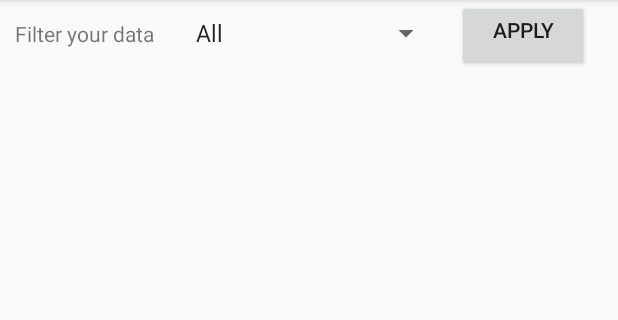
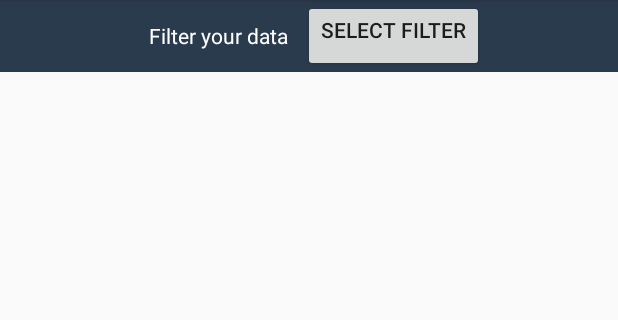
Before and after one commit to Raafay76642/CareerBook, an Android app: the Aggregate screen opened directly, with no data from a screen before it, on a phone screen of 412 x 824 dp, the part 84-404 px from its top. Run offline under Robolectric (Android 15) with nearby library versions, the phone set to English and light mode, and no system bars; our stand-ins replace Firebase (no records; nobody signed in at launch, a user with empty details on screens opened directly); libraries missing offline, so code that uses them is left out: android.support.constraint.

Commit message:
dialouge box

```diff
--- a/app/src/main/java/com/example/aser/careerbook/Aggregate.java
+++ b/app/src/main/java/com/example/aser/careerbook/Aggregate.java
@@ -14,7 +14,8 @@ import android.widget.Spinner;
 import android.widget.Switch;
 import android.widget.TextView;
 import android.widget.Toast;
-
+import android.app.Dialog;
+import android.content.Context;
 import com.google.firebase.auth.FirebaseAuth;
 import com.google.firebase.database.DataSnapshot;
 import com.google.firebase.database.DatabaseError;
@@ -34,8 +35,9 @@ import java.util.List;
      List <Aggri_Model> aggri_model_list;
      FirebaseAuth firebaseAuth;
      String key;
-     Button bapply;
-     Spinner filter;
+     Button bapply,filterbtn;
+     String filterCategory,filterValue;
+     Spinner filter,value;
      Query query1;
    double user_agg;
    String Selected;
@@ -50,18 +52,38 @@ import java.util.List;
         databaseReference = FirebaseDatabase.getInstance().getReference();
         recyclerView = findViewById(R.id.aggriRecycler);
         aggri_model_list = new ArrayList<>();
-        bapply=(Button)findViewById(R.id.apply);
-        filter=(Spinner)findViewById(R.id.sfilter);
+        filterbtn = findViewById(R.id.opendialouge);
         test1=findViewById(R.id.testview);
         aggri_adapter = new Aggri_Adapter(this,aggri_model_list);
         recyclerView.setAdapter(aggri_adapter);
         recyclerView.setHasFixedSize(true);
         recyclerView.setLayoutManager(new LinearLayoutManager(this));
 
+        filterbtn.setOnClickListener(new View.OnClickListener() {
+            @Override
+            public void onClick(View view) {
+                final Dialog dialog = new Dialog(Aggregate.this);
+                dialog.setContentView(R.layout.filterdialouge);
+                Button dialogButton = (Button) dialog.findViewById(R.id.applydioloudefilter);
+                dialogButton.setOnClickListener(new View.OnClickListener() {
+                    @Override
+                    public void onClick(View view) {
+                       // filter=(Spinner)dialog.findViewById(R.id.spinnerFilter);
+                        filter =  (Spinner)dialog.findViewById(R.id.spinnerValue);
+                     //   filterCategory = filter.getSelectedItem().toString();
+                        filterValue = filter.getSelectedItem().toString();
+                        test();
+                        dialog.dismiss();
+                    }
+                });
+                dialog.show();
+            }
+        });
+
     }
 
 
-     public void test(View view){
+     public void test(){
         key=firebaseAuth.getInstance().getCurrentUser().getUid();
         databaseReference = FirebaseDatabase.getInstance().getReference("Profile").child(key).child("uetAgrigate");
          databaseReference.addListenerForSingleValueEvent(new ValueEventListener() {
@@ -80,6 +102,7 @@ import java.util.List;
 
              }
          });
+
          switch (filter.getSelectedItem().toString()){
              case ("Previous Merit"):
              {
@@ -94,7 +117,7 @@ import java.util.List;
              }
              default:
              {
-                 query1=FirebaseDatabase.getInstance().getReference("universities").child(Selected).orderByChild("expectedMerit");
+                 query1=FirebaseDatabase.getInstance().getReference("universities").child(Selected).orderByChild("previousMerit");
                  break;
              }
          }
@@ -147,4 +170,9 @@ import java.util.List;
 //    });
 //
 //}
+     public void setfilterValue()
+     {
+
+     }
+
 }
--- a/app/src/main/res/layout/activity_aggregate.xml
+++ b/app/src/main/res/layout/activity_aggregate.xml
@@ -9,30 +9,27 @@
    <LinearLayout
        android:layout_width="match_parent"
        android:layout_height="wrap_content"
-       android:orientation="horizontal">
+       android:orientation="horizontal"
+       android:gravity="center"
+       android:background="@color/colorPrimary">
       <TextView
+          android:textColor="#fff"
           android:id="@+id/testview"
           android:layout_width="wrap_content"
           android:layout_height="wrap_content"
           android:text="Filter your data"
           android:layout_margin="10dp"/>
 
-      <Spinner
+      <Button
+          android:id="@+id/opendialouge"
           android:layout_width="wrap_content"
           android:layout_height="wrap_content"
-          android:id="@+id/sfilter"
-          android:entries="@array/filter"
-          android:layout_margin="10dp">
-
-      </Spinner>
-      <Button
-          android:layout_width="wrap_content"
-          android:layout_height="wrap_content"
-          android:text="Apply"
           android:layout_gravity="right"
           android:gravity="center_horizontal"
-          android:id="@+id/apply"
-          android:onClick="test"/>
+          android:text="Select filter"
+          android:textSize="14sp" />
+
+
    </LinearLayout>
 
 
--- a/app/src/main/res/values/strings.xml
+++ b/app/src/main/res/values/strings.xml
@@ -1,7 +1,11 @@
 <resources>
     <string name="app_name">CareerBook</string>
 
-
+<array name="filterValue">
+    <item>Expected Merit</item>
+    <item>Previous Merit</item>
+    <item>All</item>
+</array>
     <array name="TestTypes">
         <item>Ecat</item>
         <item>NTS</item>
```
Also changed, not shown: app/src/main/res/layout/filterdialouge.xml (added, +45 -0 lines), app/src/main/res/drawable/filter.png (added).
